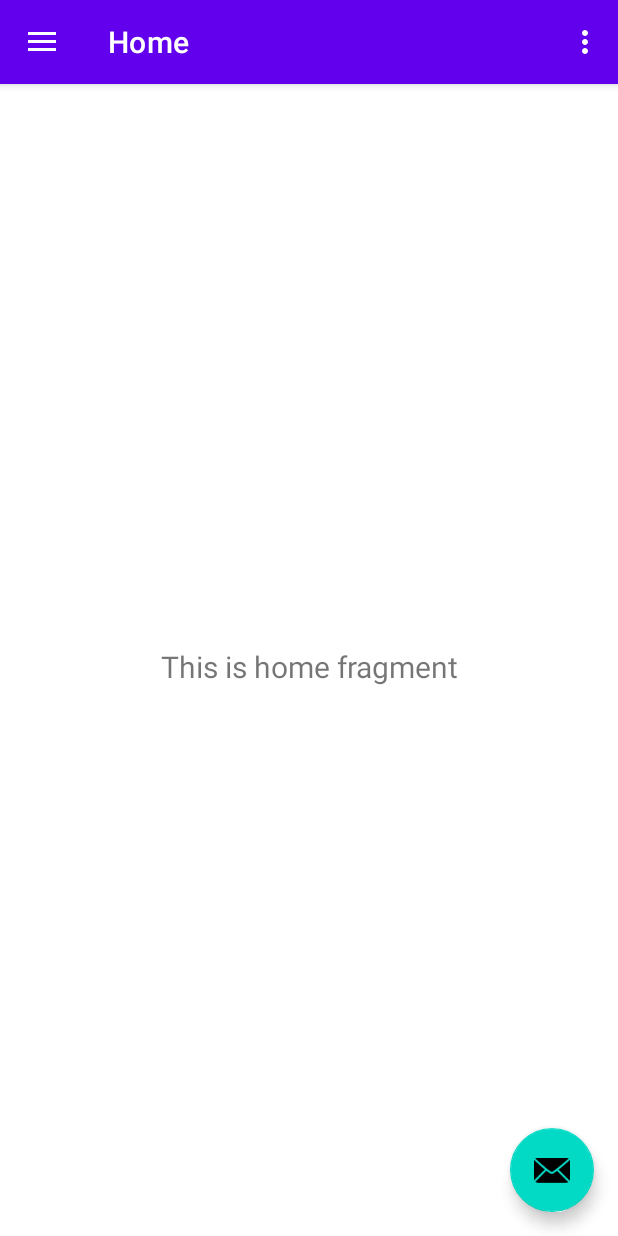
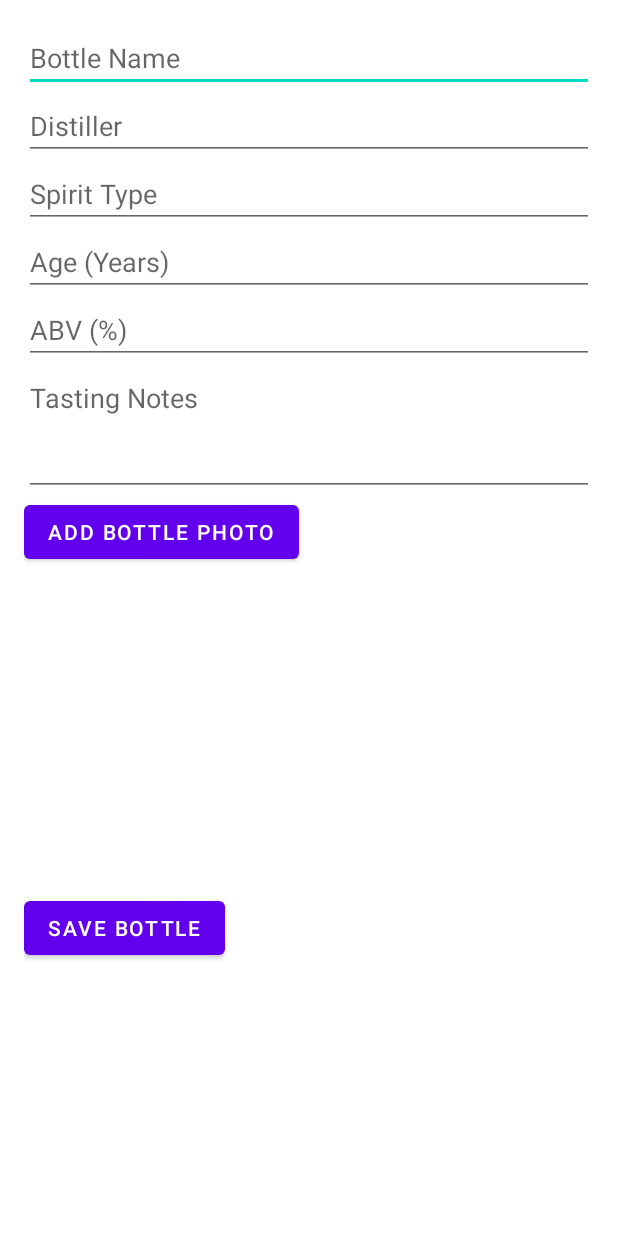
Before and after one commit to Sibire/Bottlr, an Android app: the screen it shows after launch (MainActivity before the commit, AddABottle after it), after a tap on an icon or button, on a phone screen of 412 x 824 dp. Run offline under Robolectric (Android 15) with nearby library versions, the phone set to English and light mode, and no system bars; our stand-ins replace navigation-ui.

Commit message:
Bottle Add function working on a very basic level. Need a gallery. Camera functionality considered complete, moving to a new branch.

```diff
--- /dev/null
+++ b/app/src/main/java/com/example/bottlr/AddABottle.java
@@ -0,0 +1,155 @@
+package com.example.bottlr;
+
+import android.Manifest;
+import android.app.AlertDialog;
+import android.content.DialogInterface;
+import android.content.Intent;
+import android.content.pm.PackageManager;
+import android.graphics.Bitmap;
+import android.net.Uri;
+import android.os.Bundle;
+import android.provider.MediaStore;
+import android.view.View;
+import android.widget.EditText;
+import android.widget.Button;
+import android.widget.ImageView;
+import android.widget.Toast;
+
+import androidx.annotation.NonNull;
+import androidx.annotation.Nullable;
+import androidx.appcompat.app.AppCompatActivity;
+import androidx.core.app.ActivityCompat;
+import androidx.core.content.ContextCompat;
+
+import java.io.FileOutputStream;
+import java.io.IOException;
+
+@SuppressWarnings("deprecation")
+public class AddABottle extends AppCompatActivity {
+
+    private static final int PERMISSIONS_REQUEST_CODE = 200;
+    private static final int CAMERA_REQUEST_CODE = 201;
+    private static final int GALLERY_REQUEST_CODE = 202;
+
+    private EditText bottleNameField, distillerField, spiritTypeField, abvField, ageField, tastingNotesField;
+    private Button addPhotoButton, saveButton;
+    private Uri photoUri; // For storing the photo's Uri
+
+    @Override
+    protected void onCreate(Bundle savedInstanceState) {
+        super.onCreate(savedInstanceState);
+        setContentView(R.layout.addbottlewindow);
+
+        bottleNameField = findViewById(R.id.bottleNameField);
+        distillerField = findViewById(R.id.distillerField);
+        spiritTypeField = findViewById(R.id.spiritTypeField);
+        abvField = findViewById(R.id.abvField);
+        ageField = findViewById(R.id.ageField);
+        tastingNotesField = findViewById(R.id.tastingNotesField);
+
+        addPhotoButton = findViewById(R.id.addPhotoButton);
+        addPhotoButton.setOnClickListener(new View.OnClickListener() {
+            @Override
+            public void onClick(View view) {
+                if (checkPermissions()) {
+                    chooseImageSource();
+                } else {
+                    requestPermissions();
+                }
+            }
+        });
+
+        saveButton = findViewById(R.id.saveButton);
+        saveButton.setOnClickListener(new View.OnClickListener() {
+            @Override
+            public void onClick(View v) {
+                saveEntryToFile();
+                finish(); // Closes this activity and returns to the previous one
+            }
+        });
+    }
+
+    private boolean checkPermissions() {
+        return ContextCompat.checkSelfPermission(this, Manifest.permission.CAMERA) == PackageManager.PERMISSION_GRANTED &&
+                ContextCompat.checkSelfPermission(this, Manifest.permission.READ_EXTERNAL_STORAGE) == PackageManager.PERMISSION_GRANTED;
+    }
+
+    private void requestPermissions() {
+        ActivityCompat.requestPermissions(this, new String[] {Manifest.permission.CAMERA, Manifest.permission.READ_EXTERNAL_STORAGE}, PERMISSIONS_REQUEST_CODE);
+    }
+
+    @Override
+    public void onRequestPermissionsResult(int requestCode, @NonNull String[] permissions, @NonNull int[] grantResults) {
+        super.onRequestPermissionsResult(requestCode, permissions, grantResults);
+        if (requestCode == PERMISSIONS_REQUEST_CODE) {
+            if (grantResults.length > 0 && grantResults[0] == PackageManager.PERMISSION_GRANTED) {
+                chooseImageSource();
+            } else {
+                Toast.makeText(this, "Camera and Gallery permissions are required to use this feature", Toast.LENGTH_SHORT).show();
+            }
+        }
+    }
+
+    private void chooseImageSource() {
+        CharSequence[] options = {"Take Photo", "Choose from Gallery", "Cancel"};
+
+        AlertDialog.Builder builder = new AlertDialog.Builder(this);
+        builder.setTitle("Add Photo");
+
+        builder.setItems(options, new DialogInterface.OnClickListener() {
+            @Override
+            public void onClick(DialogInterface dialog, int which) {
+                if (options[which].equals("Take Photo")) {
+                    Intent takePicture = new Intent(MediaStore.ACTION_IMAGE_CAPTURE);
+                    startActivityForResult(takePicture, CAMERA_REQUEST_CODE);
+                } else if (options[which].equals("Choose from Gallery")) {
+                    Intent pickPhoto = new Intent(Intent.ACTION_PICK, android.provider.MediaStore.Images.Media.EXTERNAL_CONTENT_URI);
+                    startActivityForResult(pickPhoto , GALLERY_REQUEST_CODE);
+                } else if (options[which].equals("Cancel")) {
+                    dialog.dismiss();
+                }
+            }
+        });
+
+        builder.show();
+    }
+
+    @Override
+    protected void onActivityResult(int requestCode, int resultCode, Intent data) {
+        super.onActivityResult(requestCode, resultCode, data);
+
+        if (resultCode == RESULT_OK && data != null) {
+            ImageView imagePreview = findViewById(R.id.imagePreview);
+
+            if (requestCode == CAMERA_REQUEST_CODE) {
+                Bundle bundle = data.getExtras();
+                Bitmap finalPhoto = (Bitmap) bundle.get("data");
+                imagePreview.setImageBitmap(finalPhoto);
+                // Save this photo or display it in an ImageView
+            } else if (requestCode == GALLERY_REQUEST_CODE) {
+                Uri selectedImage = data.getData();
+                imagePreview.setImageURI(selectedImage);
+                photoUri = selectedImage;
+            }
+        }
+    }
+
+    private void saveEntryToFile() {
+        String filename = "bottle_" + System.currentTimeMillis() + ".txt";
+        String fileContents = "Name: " + bottleNameField.getText().toString() + "\n" +
+                "Distiller: " + distillerField.getText().toString() + "\n" +
+                "Type: " + spiritTypeField.getText().toString() + "\n" +
+                "ABV: " + abvField.getText().toString() + "\n" +
+                "Age: " + ageField.getText().toString() + "\n" +
+                "Notes: " + tastingNotesField.getText().toString() + "\n" +
+                "Photo: " + (photoUri != null ? photoUri.toString() : "No photo");
+
+        try (FileOutputStream fos = openFileOutput(filename, MODE_PRIVATE)) {
+            fos.write(fileContents.getBytes());
+            Toast.makeText(this, "Saved to " + getFilesDir() + "/" + filename, Toast.LENGTH_LONG).show();
+        } catch (IOException e) {
+            e.printStackTrace();
+            Toast.makeText(this, "Failed to save file", Toast.LENGTH_SHORT).show();
+        }
+    }
+}
--- a/app/src/main/java/com/example/bottlr/MainActivity.java
+++ b/app/src/main/java/com/example/bottlr/MainActivity.java
@@ -60,7 +60,8 @@ public class MainActivity extends AppCompatActivity {
         binding.appBarMain.fab.setOnClickListener(new View.OnClickListener() {
             @Override
             public void onClick(View view) {
-                checkPermissionsAndOpenCamera();
+                Intent intent = new Intent(MainActivity.this, AddABottle.class);
+                startActivity(intent);
             }
         });
 
--- /dev/null
+++ b/app/src/main/res/layout/addbottlewindow.xml
@@ -0,0 +1,69 @@
+<LinearLayout
+    xmlns:android="http://schemas.android.com/apk/res/android"
+    android:layout_width="match_parent"
+    android:layout_height="match_parent"
+    android:orientation="vertical"
+    android:padding="16dp">
+
+    <EditText
+        android:id="@+id/bottleNameField"
+        android:layout_width="match_parent"
+        android:layout_height="wrap_content"
+        android:hint="Bottle Name"/>
+
+    <EditText
+        android:id="@+id/distillerField"
+        android:layout_width="match_parent"
+        android:layout_height="wrap_content"
+        android:hint="Distiller"/>
+
+    <EditText
+        android:id="@+id/spiritTypeField"
+        android:layout_width="match_parent"
+        android:layout_height="wrap_content"
+        android:hint="Spirit Type"/>
+
+    <EditText
+        android:id="@+id/ageField"
+        android:layout_width="match_parent"
+        android:layout_height="wrap_content"
+        android:hint="Age (Years)"
+        android:inputType="number"/>
+
+    <EditText
+        android:id="@+id/abvField"
+        android:layout_width="match_parent"
+        android:layout_height="wrap_content"
+        android:hint="ABV (%)"
+        android:inputType="numberDecimal"/>
+
+    <EditText
+        android:id="@+id/tastingNotesField"
+        android:layout_width="match_parent"
+        android:layout_height="wrap_content"
+        android:hint="Tasting Notes"
+        android:inputType="textMultiLine"
+        android:gravity="top"
+        android:minLines="3"/>
+
+    <Button
+        android:id="@+id/addPhotoButton"
+        android:layout_width="wrap_content"
+        android:layout_height="wrap_content"
+        android:text="Add Bottle Photo"/>
+
+    <ImageView
+        android:id="@+id/imagePreview"
+        android:layout_width="match_parent"
+        android:layout_height="200dp"
+        android:layout_marginTop="16dp"
+        android:scaleType="centerCrop"/>
+
+    <!-- Save Button -->
+    <Button
+        android:id="@+id/saveButton"
+        android:layout_width="wrap_content"
+        android:layout_height="wrap_content"
+        android:text="Save Bottle"/>
+
+</LinearLayout>
--- a/app/src/main/res/values/strings.xml
+++ b/app/src/main/res/values/strings.xml
@@ -10,4 +10,7 @@
     <string name="menu_home">Home</string>
     <string name="menu_gallery">Gallery</string>
     <string name="menu_slideshow">Slideshow</string>
+
+    // Bottle add window
+    <string name="title_activity_add_a_bottle">Add A Bottle</string>
 </resources>
```
Also changed, not shown: app/src/main/AndroidManifest.xml (+11 -1 lines).
